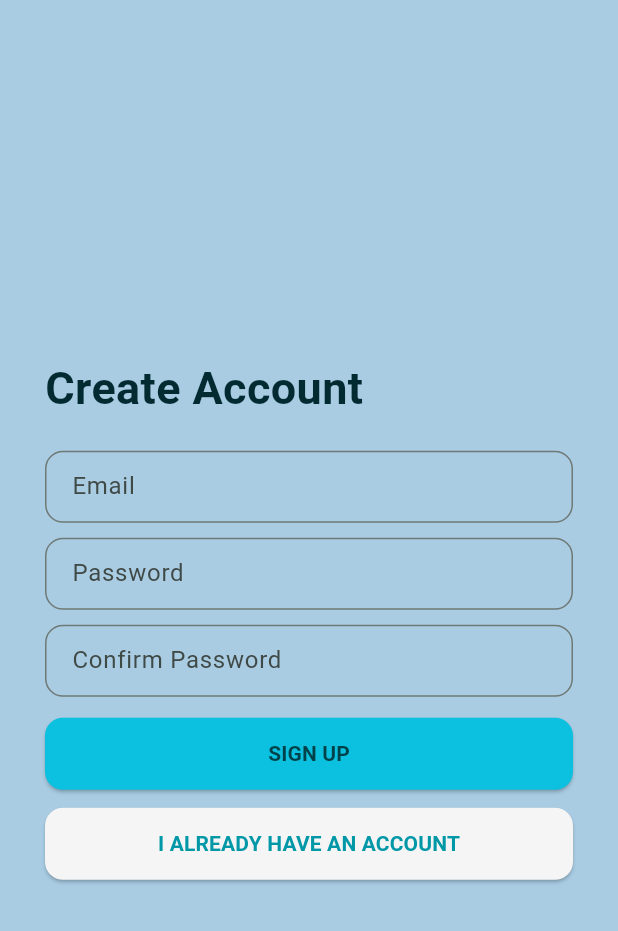
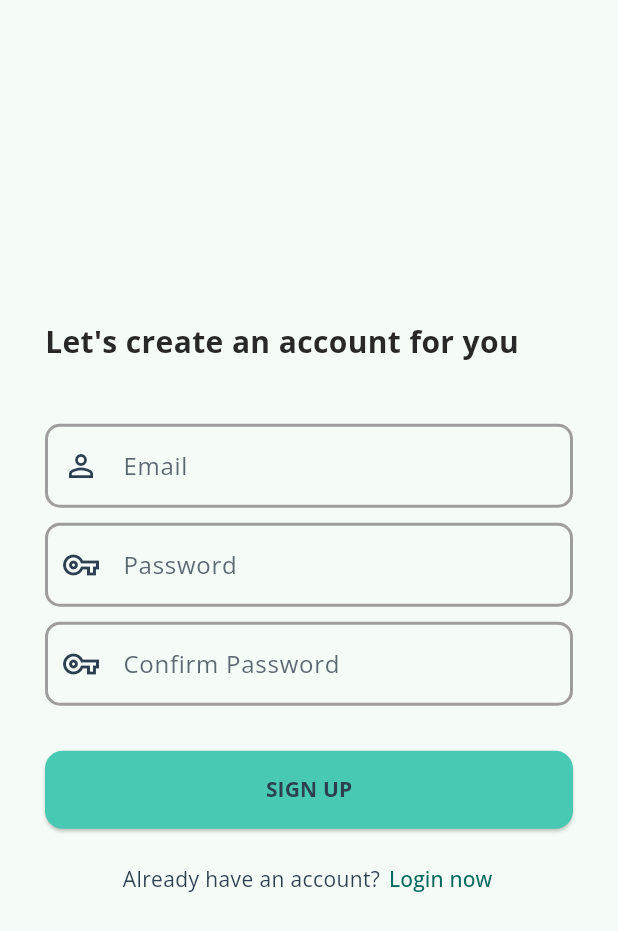
Before and after one commit to vinhelper/flow_funds, a Flutter app: the screen it shows after launch, after a tap on "GET STARTED", on a phone screen of 412 x 824 dp. Shown: the top 931 px of the screen. Run offline on Flutter 3.47's test engine with Material 3 defaults, Android fonts, the phone set to English and light mode, and no system bars; our stand-ins replace google_fonts.

Commit message:
FEAT: Add shared components

```diff
--- a/lib/main.dart
+++ b/lib/main.dart
@@ -1,5 +1,6 @@
 import 'package:flow_funds/pages/init_page.dart';
 import 'package:flutter/material.dart';
+import 'package:google_fonts/google_fonts.dart';
 
 void main() {
   runApp(const MyApp());
@@ -22,7 +23,9 @@ class MyApp extends StatelessWidget {
           // tertiary: Color.fromRGBO(245, 245, 220, 1),
           // tertiary: Color(0xFFF5F5DC),
           // textColor with bg primary: Color(0xFF2C3E50)
+          // textColor heading: Color(0xFF292828)
         ),
+        fontFamily: GoogleFonts.openSans().fontFamily,
       ),
       home: InitPage(),
     );
--- a/lib/pages/init_page.dart
+++ b/lib/pages/init_page.dart
@@ -1,5 +1,6 @@
 import 'package:flow_funds/pages/login_page.dart';
 import 'package:flow_funds/pages/register_page.dart';
+import 'package:flow_funds/shared/on_boarding_button.dart';
 import 'package:flutter/material.dart';
 
 class InitPage extends StatelessWidget {
@@ -8,14 +9,13 @@ class InitPage extends StatelessWidget {
   @override
   Widget build(BuildContext context) {
     return Scaffold(
-      backgroundColor: Color.fromRGBO(169, 204, 227, 1),
       body: Column(
         children: [
           Expanded(flex: 1, child: SizedBox()),
           //display logo
           Expanded(
             flex: 4,
-            child: Image.asset("assets/images/flow_funds_logo_bg.png"),
+            child: Image.asset("assets/images/flow_funds_logo_bg2.png"),
           ),
 
           Expanded(
@@ -50,36 +50,23 @@ class InitPage extends StatelessWidget {
                   children: [
                     Padding(
                       padding: const EdgeInsets.symmetric(horizontal: 30),
-                      child: Row(
-                        children: <Widget>[
-                          Expanded(
-                            child: ElevatedButton(
-                              style: ElevatedButton.styleFrom(
-                                backgroundColor: Color(0xFF48C9B3),
-                                shape: RoundedRectangleBorder(
-                                  borderRadius: BorderRadius.circular(12),
-                                ),
-                                padding: EdgeInsets.symmetric(vertical: 16),
-                              ),
-                              onPressed: () {
-                                Navigator.of(context).push(
-                                  MaterialPageRoute(
-                                    builder:
-                                        (BuildContext context) =>
-                                            (RegisterPage()),
-                                  ),
-                                );
-                              },
-                              child: Text(
+                      child: OnBoardingButton(
+                        buttonColor: Color(0xFF48C9B3),
+                        buttonText: Text(
                           "GET STARTED",
                           style: TextStyle(
                             fontWeight: FontWeight.bold,
                             color: Color(0xFF2C3E50),
                           ),
                         ),
+                        buttonPressed: () {
+                          Navigator.of(context).push(
+                            MaterialPageRoute(
+                              builder:
+                                  (BuildContext context) => (RegisterPage()),
                             ),
-                          ),
-                        ],
+                          );
+                        },
                       ),
                     ),
 
@@ -91,35 +78,22 @@ class InitPage extends StatelessWidget {
                         right: 30,
                         bottom: 40,
                       ),
-                      child: Row(
-                        children: <Widget>[
-                          Expanded(
-                            child: ElevatedButton(
-                              style: ElevatedButton.styleFrom(
-                                backgroundColor: Colors.white,
-                                shape: RoundedRectangleBorder(
-                                  borderRadius: BorderRadius.circular(12),
-                                ),
-                                padding: EdgeInsets.symmetric(vertical: 16),
-                              ),
-                              onPressed: () {
-                                Navigator.of(context).push(
-                                  MaterialPageRoute(
-                                    builder:
-                                        (BuildContext context) => (LoginPage()),
-                                  ),
-                                );
-                              },
-                              child: Text(
+                      child: OnBoardingButton(
+                        buttonText: Text(
                           "I ALREADY HAVE AN ACCOUNT",
                           style: TextStyle(
                             fontSize: 14,
                             fontWeight: FontWeight.bold,
                           ),
                         ),
+                        buttonColor: Colors.white,
+                        buttonPressed: () {
+                          Navigator.of(context).push(
+                            MaterialPageRoute(
+                              builder: (context) => LoginPage(),
                             ),
-                          ),
-                        ],
+                          );
+                        },
                       ),
                     ),
                   ],
--- a/lib/pages/register_page.dart
+++ b/lib/pages/register_page.dart
@@ -1,4 +1,6 @@
 import 'package:flow_funds/pages/login_page.dart';
+import 'package:flow_funds/shared/on_boarding_button.dart';
+import 'package:flow_funds/shared/on_boarding_text_field.dart';
 import 'package:flutter/material.dart';
 
 class RegisterPage extends StatelessWidget {
@@ -7,7 +9,6 @@ class RegisterPage extends StatelessWidget {
   @override
   Widget build(BuildContext context) {
     return Scaffold(
-      backgroundColor: Color.fromRGBO(169, 204, 227, 1),
       body: Padding(
         padding: const EdgeInsets.all(30),
         child: Column(
@@ -16,110 +17,83 @@ class RegisterPage extends StatelessWidget {
             Row(
               children: [
                 Text(
-                  "Create Account",
+                  "Let's create an account for you",
                   style: TextStyle(
-                    color: Color(0xFF022A31),
-                    fontSize: 30,
+                    color: Color(0xFF292828),
+                    fontSize: 20,
                     fontWeight: FontWeight.bold,
                   ),
                 ),
               ],
             ),
 
-            SizedBox(height: 20),
+            SizedBox(height: 40),
 
-            TextField(
-              decoration: InputDecoration(
-                label: Text("Email"),
-                border: OutlineInputBorder(
-                  borderRadius: BorderRadius.circular(12),
+            OnBoardingTextField(
+              inputLabel: "Email",
+              inputObscureText: false,
+              inputIcons: Icon(Icons.person_outline, color: Color(0xFF2C3E50)),
             ),
-                contentPadding: EdgeInsets.symmetric(horizontal: 14),
+
+            SizedBox(height: 10),
+
+            OnBoardingTextField(
+              inputLabel: "Password",
+              inputObscureText: true,
+              inputIcons: Icon(
+                Icons.vpn_key_outlined,
+                color: Color(0xFF2C3E50),
               ),
             ),
 
             SizedBox(height: 10),
 
-            TextField(
-              decoration: InputDecoration(
-                label: Text("Password"),
-                border: OutlineInputBorder(
-                  borderRadius: BorderRadius.circular(12),
+            OnBoardingTextField(
+              inputLabel: "Confirm Password",
+              inputObscureText: true,
+              inputIcons: Icon(
+                Icons.vpn_key_outlined,
+                color: Color(0xFF2C3E50),
               ),
-                contentPadding: EdgeInsets.symmetric(horizontal: 14),
             ),
-              obscureText: true,
+
+            SizedBox(height: 30),
+
+            OnBoardingButton(
+              buttonColor: Color(0xFF48C9B3),
+              buttonText: Text(
+                "SIGN UP",
+                style: TextStyle(
+                  fontWeight: FontWeight.bold,
+                  color: Color(0xFF2C3E50),
+                ),
+              ),
+              buttonPressed: () {},
             ),
 
             SizedBox(height: 10),
 
-            TextField(
-              decoration: InputDecoration(
-                label: Text("Confirm Password"),
-                border: OutlineInputBorder(
-                  borderRadius: BorderRadius.circular(12),
+            Row(
+              mainAxisAlignment: MainAxisAlignment.center,
+              children: <Widget>[
+                Text(
+                  "Already have an account? ",
+                  style: TextStyle(color: Color(0xFF2C3E50)),
                 ),
-                contentPadding: EdgeInsets.symmetric(horizontal: 14),
-              ),
-              obscureText: true,
-            ),
-
-            SizedBox(height: 14),
-
-            Row(
-              children: <Widget>[
-                Expanded(
-                  child: ElevatedButton(
-                    style: ElevatedButton.styleFrom(
-                      backgroundColor: Color.fromRGBO(12, 192, 223, 1),
+                TextButton(
+                  style: TextButton.styleFrom(
                     shape: RoundedRectangleBorder(
                       borderRadius: BorderRadius.circular(12),
                     ),
-                      padding: EdgeInsets.symmetric(vertical: 14),
-                    ),
-                    onPressed: () {},
-                    child: const Text(
-                      "SIGN UP",
-                      style: TextStyle(
-                        fontWeight: FontWeight.bold,
-                        color: Color.fromRGBO(0, 66, 73, 1),
-                      ),
-                    ),
-                  ),
-                ),
-              ],
-            ),
-
-            SizedBox(height: 12),
-
-            Row(
-              children: <Widget>[
-                Expanded(
-                  child: ElevatedButton(
-                    style: ElevatedButton.styleFrom(
-                      backgroundColor: Colors.grey[100],
-                      shape: RoundedRectangleBorder(
-                        borderRadius: BorderRadius.circular(12),
-                      ),
-                      padding: EdgeInsets.symmetric(vertical: 14),
+                    padding: EdgeInsets.symmetric(horizontal: 2),
                   ),
                   onPressed: () {
                     Navigator.of(context).pop();
                     Navigator.of(context).push(
-                        MaterialPageRoute(
-                          builder: (BuildContext context) => (LoginPage()),
-                        ),
+                      MaterialPageRoute(builder: (context) => LoginPage()),
                     );
                   },
-                    child: const Text(
-                      "I ALREADY HAVE AN ACCOUNT",
-                      style: TextStyle(
-                        fontSize: 14,
-                        fontWeight: FontWeight.bold,
-                        color: Color.fromRGBO(0, 151, 167, 1),
-                      ),
-                    ),
-                  ),
+                  child: Text("Login now"),
                 ),
               ],
             ),
--- /dev/null
+++ b/lib/shared/on_boarding_button.dart
@@ -0,0 +1,35 @@
+import 'package:flutter/material.dart';
+
+class OnBoardingButton extends StatelessWidget {
+  final Color? buttonColor;
+  final Text? buttonText;
+  final VoidCallback? buttonPressed;
+
+  const OnBoardingButton({
+    super.key,
+    required this.buttonColor,
+    required this.buttonText,
+    required this.buttonPressed,
+  });
+
+  @override
+  Widget build(BuildContext context) {
+    return Row(
+      children: <Widget>[
+        Expanded(
+          child: ElevatedButton(
+            style: ElevatedButton.styleFrom(
+              backgroundColor: buttonColor,
+              shape: RoundedRectangleBorder(
+                borderRadius: BorderRadius.circular(12),
+              ),
+              padding: EdgeInsets.symmetric(vertical: 16),
+            ),
+            onPressed: buttonPressed,
+            child: buttonText,
+          ),
+        ),
+      ],
+    );
+  }
+}
--- /dev/null
+++ b/lib/shared/on_boarding_text_field.dart
@@ -0,0 +1,37 @@
+import 'package:flutter/material.dart';
+
+class OnBoardingTextField extends StatelessWidget {
+  final bool inputObscureText;
+  final String inputLabel;
+  final Icon inputIcons;
+
+  const OnBoardingTextField({
+    super.key,
+    required this.inputLabel,
+    required this.inputObscureText,
+    required this.inputIcons,
+  });
+
+  @override
+  Widget build(BuildContext context) {
+    return TextField(
+      decoration: InputDecoration(
+        label: Text(
+          inputLabel,
+          style: TextStyle(color: Color.fromRGBO(54, 69, 79, 0.8)),
+        ),
+        prefixIcon: inputIcons,
+        enabledBorder: OutlineInputBorder(
+          borderRadius: BorderRadius.circular(10),
+          borderSide: BorderSide(width: 2, color: Colors.grey.shade500),
+        ),
+        focusedBorder: OutlineInputBorder(
+          borderRadius: BorderRadius.circular(10),
+          borderSide: BorderSide(width: 2, color: Colors.black),
+        ),
+        floatingLabelStyle: TextStyle(color: Color(0xFF2C3E50), fontSize: 16),
+      ),
+      obscureText: inputObscureText,
+    );
+  }
+}
--- a/pubspec.yaml
+++ b/pubspec.yaml
@@ -34,6 +34,7 @@ dependencies:
   # The following adds the Cupertino Icons font to your application.
   # Use with the CupertinoIcons class for iOS style icons.
   cupertino_icons: ^1.0.8
+  google_fonts: ^6.2.1
 
 dev_dependencies:
   flutter_test:
```
Also changed, not shown: lib/pages/login_page.dart (+33 -54 lines), assets/images/flow_funds_logo_bg2.png (added), pubspec.lock, 1 other file. Lines whose indentation alone changed are shown as unchanged.
